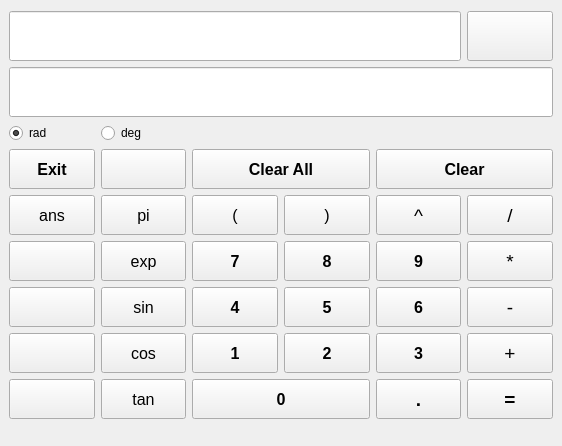
Above: gui/mainwindow.ui from benediktibk/calculator before the change. Below: the same form after it.
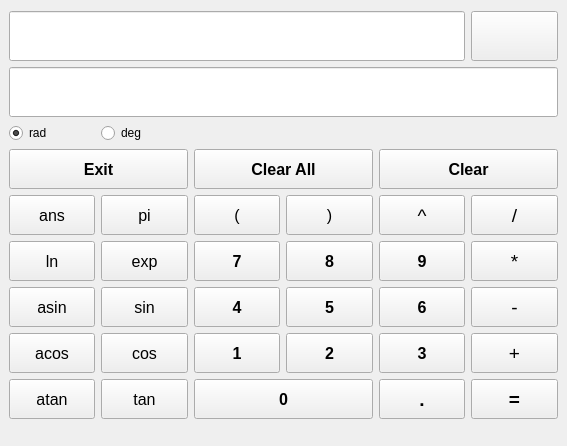
That is the form after the change.

Commit message: added buttons for inverse unary functions.

```diff
--- a/gui/mainwindow.ui
+++ b/gui/mainwindow.ui
@@ -6,7 +6,7 @@
    <rect>
     <x>0</x>
     <y>0</y>
-    <width>562</width>
+    <width>567</width>
     <height>446</height>
    </rect>
   </property>
@@ -161,7 +161,7 @@
        </font>
       </property>
       <property name="text">
-       <string/>
+       <string>atan</string>
       </property>
      </widget>
     </item>
@@ -458,7 +458,7 @@
        </font>
       </property>
       <property name="text">
-       <string/>
+       <string>ln</string>
       </property>
      </widget>
     </item>
@@ -514,26 +514,6 @@
       </property>
      </widget>
     </item>
-    <item row="4" column="1">
-     <widget class="QPushButton" name="degRadButton">
-      <property name="minimumSize">
-       <size>
-        <width>0</width>
-        <height>40</height>
-       </size>
-      </property>
-      <property name="font">
-       <font>
-        <pointsize>12</pointsize>
-        <weight>75</weight>
-        <bold>true</bold>
-       </font>
-      </property>
-      <property name="text">
-       <string/>
-      </property>
-     </widget>
-    </item>
     <item row="6" column="1">
      <widget class="QPushButton" name="exponentialButton">
       <property name="minimumSize">
@@ -622,7 +602,7 @@
        </font>
       </property>
       <property name="text">
-       <string/>
+       <string>acos</string>
       </property>
      </widget>
     </item>
@@ -741,7 +721,7 @@
        </font>
       </property>
       <property name="text">
-       <string/>
+       <string>asin</string>
       </property>
      </widget>
     </item>
@@ -794,26 +774,6 @@
       </property>
      </spacer>
     </item>
-    <item row="4" column="0">
-     <widget class="QPushButton" name="exitButton">
-      <property name="minimumSize">
-       <size>
-        <width>0</width>
-        <height>40</height>
-       </size>
-      </property>
-      <property name="font">
-       <font>
-        <pointsize>12</pointsize>
-        <weight>75</weight>
-        <bold>true</bold>
-       </font>
-      </property>
-      <property name="text">
-       <string>Exit</string>
-      </property>
-     </widget>
-    </item>
     <item row="3" column="0">
      <widget class="QRadioButton" name="radiantRadioButton">
       <property name="text">
@@ -831,6 +791,26 @@
       </property>
      </widget>
     </item>
+    <item row="4" column="0" colspan="2">
+     <widget class="QPushButton" name="exitButton">
+      <property name="minimumSize">
+       <size>
+        <width>0</width>
+        <height>40</height>
+       </size>
+      </property>
+      <property name="font">
+       <font>
+        <pointsize>12</pointsize>
+        <weight>75</weight>
+        <bold>true</bold>
+       </font>
+      </property>
+      <property name="text">
+       <string>Exit</string>
+      </property>
+     </widget>
+    </item>
    </layout>
   </widget>
  </widget>
```
Left out of the diff: 8 changed lines with no effect on the pictures. The commit also changes 1 other file.
